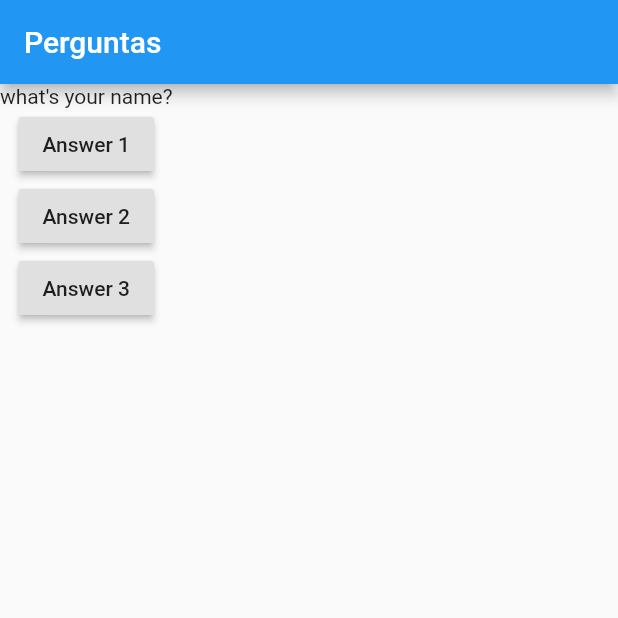
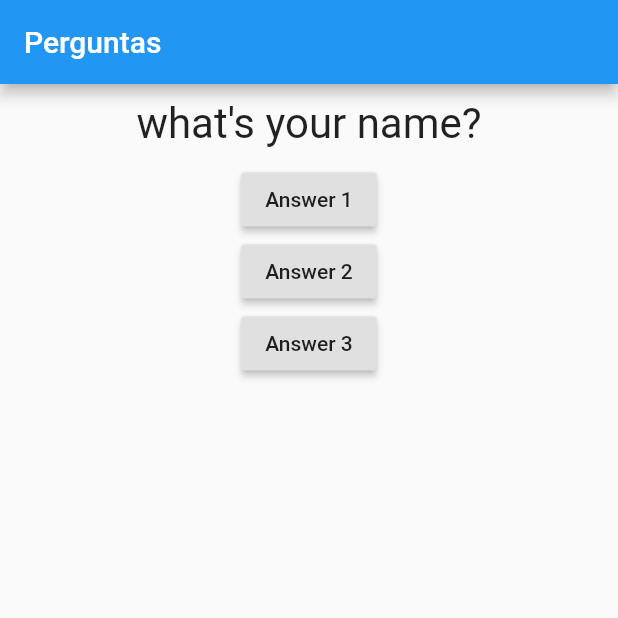
Before and after one commit to Marco-tron/learning_flutter, a Flutter app: the screen it shows after launch, on a phone screen of 412 x 824 dp, the top half of it. Run offline on Flutter 3.47's test engine with Material 2 defaults, Android fonts, the phone set to English and light mode, and no system bars.

Commit message:
container widget

```diff
--- a/project_questions/lib/question.dart
+++ b/project_questions/lib/question.dart
@@ -9,6 +9,19 @@ class Question extends StatelessWidget {
 
   @override
   Widget build(BuildContext context) {
-    return Text(text);
+    // a widget that lets you set margin padding background, etc... like a css class
+    return Container(
+      // double.infinity sets the maximum double value
+      width: double.infinity,
+      // there is also EdgeInsets.LTRB that lets you set different margins for each direction
+      margin: EdgeInsets.all(10),
+      child: Text(
+        text,
+        style: TextStyle(
+          fontSize: 28
+        ),
+        textAlign: TextAlign.center,
+      ),
+    );
   }
 }
```
